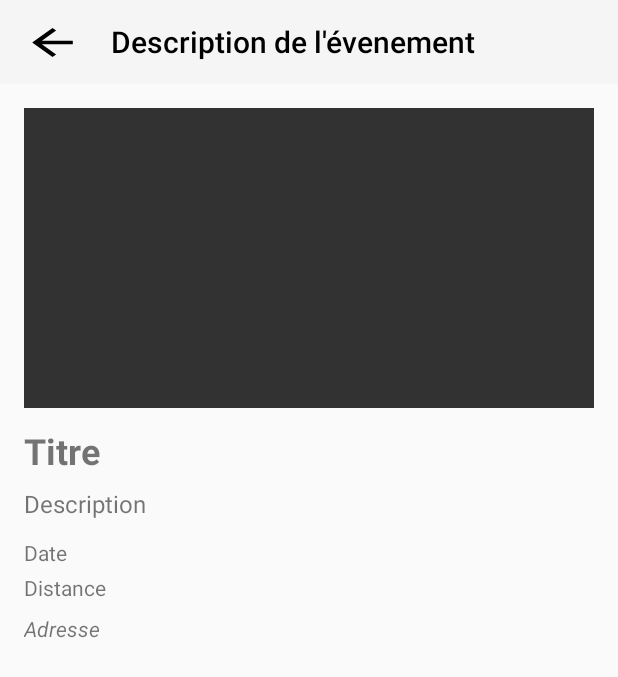
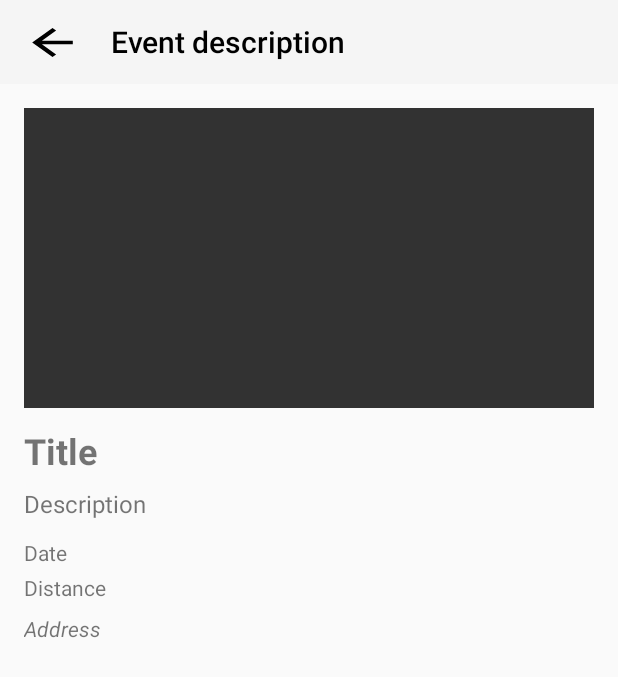
Before and after one commit to JosueAhobade/goevent, an Android app built with Jetpack Compose: the layout activity_event_detail.xml on its own in the app's theme, with its tools: preview values and no code run, on a phone screen of 412 x 824 dp. Shown: the top 677 px of the screen. Run offline under Robolectric (Android 15) with nearby library versions, the phone set to English and light mode, and no system bars.

Commit message:
Ajout des tokens pour les textes brutes et nettoyage du code

```diff
--- a/app/src/main/res/layout/activity_event_detail.xml
+++ b/app/src/main/res/layout/activity_event_detail.xml
@@ -4,13 +4,11 @@
     android:layout_width="match_parent"
     android:layout_height="match_parent">
 
-    <!-- Conteneur principal avec flèche de retour et contenu -->
     <LinearLayout
         android:layout_width="match_parent"
         android:layout_height="match_parent"
         android:orientation="vertical">
 
-        <!-- Toolbar avec flèche de retour -->
         <androidx.appcompat.widget.Toolbar
             android:id="@+id/toolbar"
             android:layout_width="match_parent"
@@ -19,17 +17,14 @@
             android:minHeight="?attr/actionBarSize"
             android:theme="@style/ThemeOverlay.AppCompat.Dark.ActionBar"
             app:navigationIcon="@drawable/ic_arrow_back_foreground"
-            app:title="Description de l'évenement"
+            app:title="@string/desc_event_label"
             app:titleTextColor="@android:color/black" />
 
-        <!-- Contenu scrollable -->
         <ScrollView
             android:layout_width="match_parent"
             android:layout_height="0dp"
             android:layout_weight="1"
             android:padding="16dp">
-
-
 
             <LinearLayout
                 android:layout_width="match_parent"
@@ -47,7 +42,7 @@
                     android:id="@+id/detailTitle"
                     android:layout_width="match_parent"
                     android:layout_height="wrap_content"
-                    android:text="Titre"
+                    android:text="@string/title_label"
                     android:textSize="24sp"
                     android:textStyle="bold"
                     android:layout_marginTop="12dp" />
@@ -56,7 +51,7 @@
                     android:id="@+id/detailDescription"
                     android:layout_width="match_parent"
                     android:layout_height="wrap_content"
-                    android:text="Description"
+                    android:text="@string/desc_label"
                     android:textSize="16sp"
                     android:layout_marginTop="8dp" />
 
@@ -64,7 +59,7 @@
                     android:id="@+id/detailDate"
                     android:layout_width="match_parent"
                     android:layout_height="wrap_content"
-                    android:text="Date"
+                    android:text="@string/date_label"
                     android:textSize="14sp"
                     android:layout_marginTop="12dp" />
 
@@ -72,7 +67,7 @@
                     android:id="@+id/detailDistance"
                     android:layout_width="match_parent"
                     android:layout_height="wrap_content"
-                    android:text="Distance"
+                    android:text="@string/distance_label"
                     android:textSize="14sp"
                     android:layout_marginTop="4dp" />
 
@@ -80,7 +75,7 @@
                     android:id="@+id/detailAddress"
                     android:layout_width="match_parent"
                     android:layout_height="wrap_content"
-                    android:text="Adresse"
+                    android:text="@string/adresse_label"
                     android:textSize="14sp"
                     android:textStyle="italic"
                     android:layout_marginTop="8dp" />
--- a/app/src/main/res/layout/page01_onboarding.xml
+++ b/app/src/main/res/layout/page01_onboarding.xml
@@ -19,7 +19,7 @@
         android:id="@+id/titleOnboarding"
         android:layout_width="wrap_content"
         android:layout_height="wrap_content"
-        android:text="@string/onboarding_title"
+        android:text="@string/onboarding_title_1"
         style="@style/TitleText"
         android:layout_marginBottom="15dp"/>
 
@@ -29,7 +29,7 @@
         android:layout_width="wrap_content"
         android:layout_height="wrap_content"
         android:gravity="center"
-        android:text="@string/onboarding_description" />
+        android:text="@string/onboarding_desc_1" />
 
 
 </LinearLayout>
--- a/app/src/main/res/layout/page02_onboarding.xml
+++ b/app/src/main/res/layout/page02_onboarding.xml
@@ -19,7 +19,7 @@
         android:id="@+id/titleOnboarding"
         android:layout_width="wrap_content"
         android:layout_height="wrap_content"
-        android:text="@string/test_text"
+        android:text="@string/onboarding_title_2"
         style="@style/TitleText"
         android:layout_marginBottom="15dp"/>
 
@@ -29,7 +29,7 @@
         android:layout_width="wrap_content"
         android:layout_height="wrap_content"
         android:gravity="center"
-        android:text="@string/onboarding_description" />
+        android:text="@string/onboarding_desc_2" />
 
 
 </LinearLayout>
--- a/app/src/main/res/layout/page03_onboarding.xml
+++ b/app/src/main/res/layout/page03_onboarding.xml
@@ -19,7 +19,7 @@
         android:id="@+id/titleOnboarding"
         android:layout_width="wrap_content"
         android:layout_height="wrap_content"
-        android:text="@string/onboarding_title"
+        android:text="@string/onboarding_title_3"
         style="@style/TitleText"
         android:layout_marginBottom="15dp"/>
 
@@ -29,7 +29,7 @@
         android:layout_width="wrap_content"
         android:layout_height="wrap_content"
         android:gravity="center"
-        android:text="@string/onboarding_description" />
+        android:text="@string/onboarding_desc_3" />
 
 
 </LinearLayout>
```
Also changed, not shown: app/src/main/res/layout/accueil_event.xml (+6 -12 lines), app/src/main/res/layout/activity_onboarding.xml (+1 -6 lines), app/src/main/res/layout/fragment_events_list.xml (+3 -6 lines), app/src/main/res/layout/item_event.xml (+5 -7 lines), app/src/main/res/values/strings.xml (+29 -4 lines).
